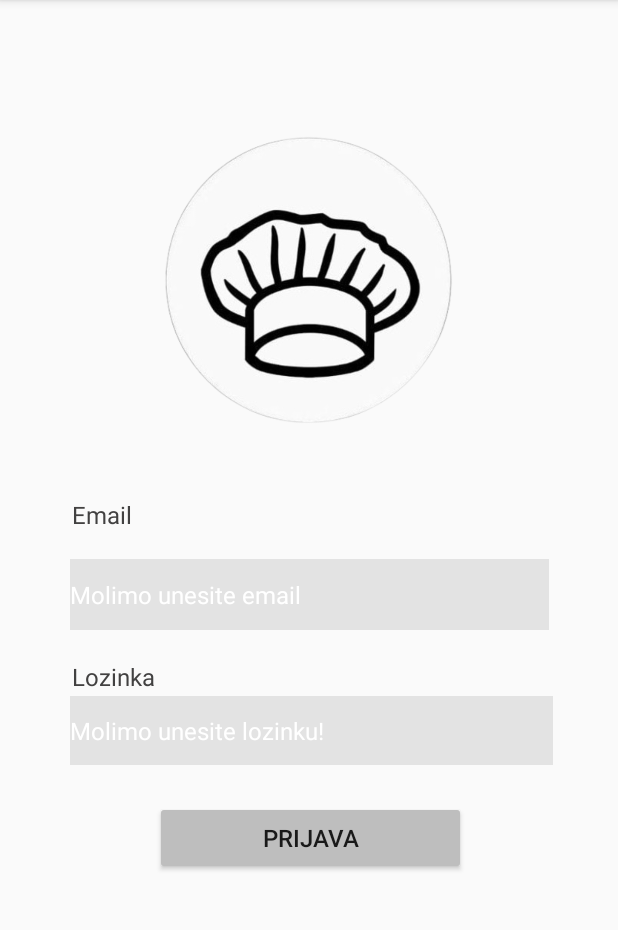
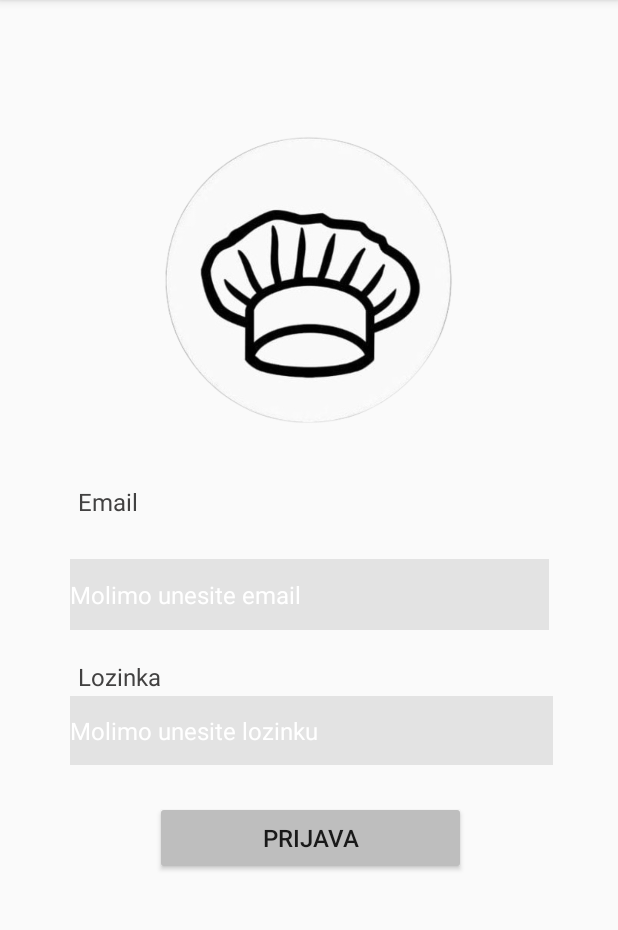
Before and after one commit to CaniTanushaj/RNMA, an Android app: the screen it shows after launch (MainActivity), on a phone screen of 412 x 824 dp, the part 84-1014 px from its top. Run offline under Robolectric (Android 15) with nearby library versions, the phone set to English and light mode, and no system bars; our stand-ins replace Firebase (no records; nobody signed in at launch, a user with empty details on screens opened directly).

Commit message:
added mark

```diff
--- a/app/src/main/res/layout/activity_main.xml
+++ b/app/src/main/res/layout/activity_main.xml
@@ -14,7 +14,7 @@
         android:layout_marginTop="44dp"
         android:background="#E3E3E3"
         android:ems="10"
-        android:hint="Molimo unesite lozinku!"
+        android:hint="Molimo unesite lozinku"
         android:inputType="text"
         android:password="true"
         android:textColorHint="#FFFFFF"
@@ -28,7 +28,7 @@
         android:id="@+id/passwordLabel"
         android:layout_width="wrap_content"
         android:layout_height="wrap_content"
-        android:layout_marginStart="48dp"
+        android:layout_marginStart="52dp"
         android:layout_marginTop="20dp"
         android:text="Lozinka"
         android:textColor="#424141"
@@ -56,13 +56,14 @@
         android:id="@+id/emailLabel"
         android:layout_width="wrap_content"
         android:layout_height="wrap_content"
-        android:layout_marginStart="48dp"
-        android:layout_marginTop="332dp"
+        android:layout_marginTop="4dp"
         android:text="Email"
         android:textColor="#424141"
         android:textSize="16sp"
+        app:layout_constraintEnd_toEndOf="parent"
+        app:layout_constraintHorizontal_bias="0.14"
         app:layout_constraintStart_toStartOf="parent"
-        app:layout_constraintTop_toTopOf="parent" />
+        app:layout_constraintTop_toBottomOf="@+id/imageView2" />
 
     <Button
         android:id="@+id/loginBtn"
```
